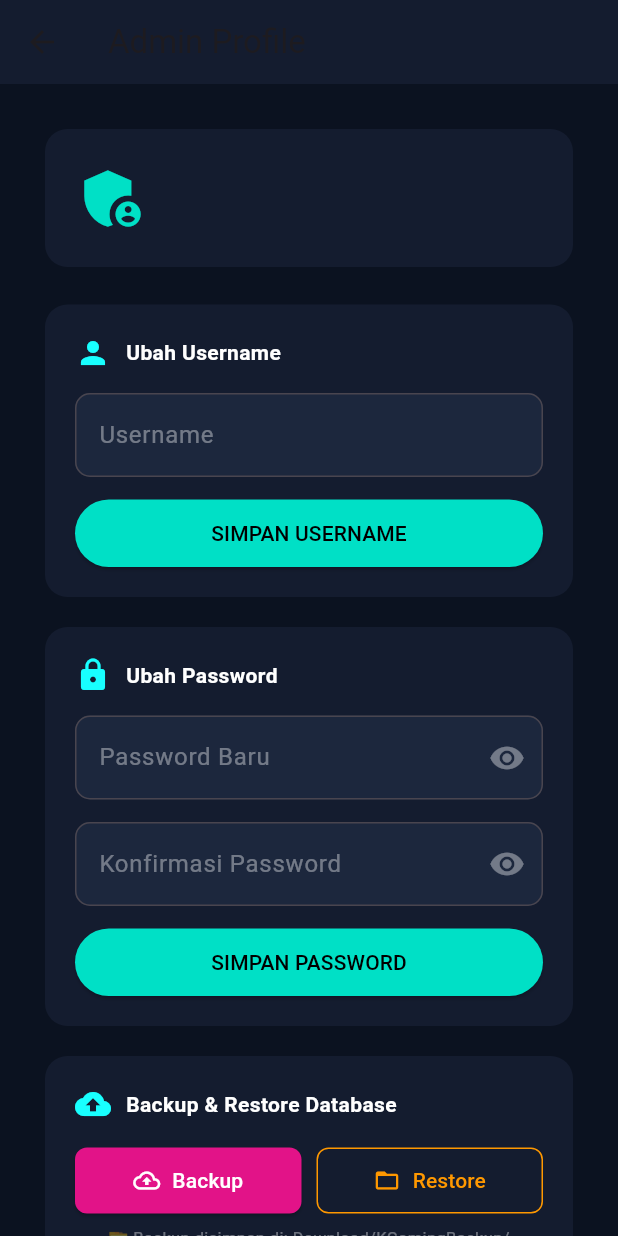
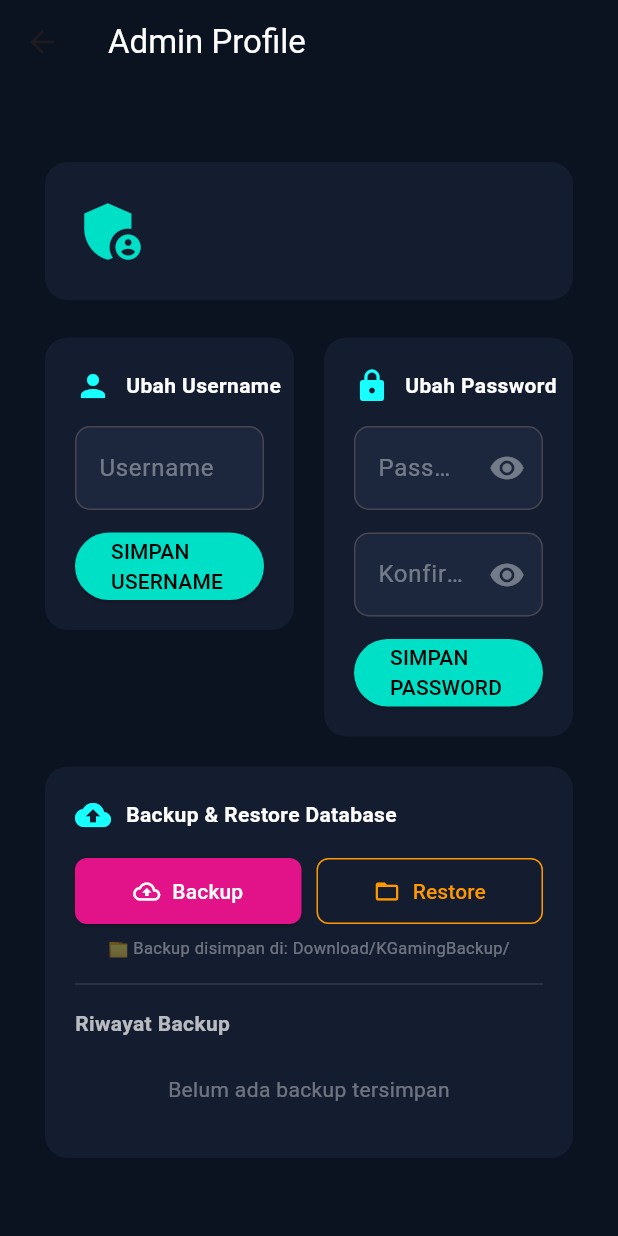
Before and after one commit to jepryanuslewi/k_gamingxcafe, a Flutter app: the EditProfileAdminScreen screen opened directly, on a phone screen of 412 x 824 dp. Run offline on Flutter 3.47's test engine with Material 3 defaults, Android fonts, the phone set to English and light mode, and no system bars; our stand-ins replace dropdown_search, file_picker, open_filex, pdf, permission_handler, share_plus and 2 more; missing offline and left inert: excel; accounts and stored records are empty.

Commit message:
Changes to be committed: 	modified:   lib/screens/dashboard/edit_profile_admin_screen.dart 	modified:   lib/services/database_service.dart 	modified:   lib/widgets/laporan/tabel_laporan_widget.dart 	modified:   lib/widgets/transaksi/transaksi_dialog.dart

```diff
--- a/lib/screens/dashboard/edit_profile_admin_screen.dart
+++ b/lib/screens/dashboard/edit_profile_admin_screen.dart
@@ -242,8 +242,11 @@ class _EditProfileAdminScreenState extends State<EditProfileAdminScreen> {
     return Scaffold(
       backgroundColor: const Color(0xff0b1220),
       appBar: AppBar(
-        backgroundColor: const Color(0xff141c2f),
-        title: const Text("Admin Profile"),
+        backgroundColor: const Color(0xff0b1220),
+        title: const Text(
+          "Admin Profile",
+          style: TextStyle(color: Colors.white),
+        ),
       ),
       body: Center(
         child: ConstrainedBox(
@@ -255,8 +258,12 @@ class _EditProfileAdminScreenState extends State<EditProfileAdminScreen> {
                 _profileHeader(user),
                 const SizedBox(height: 25),
 
+                Row(
+                  crossAxisAlignment: CrossAxisAlignment.start,
+                  children: [
                     // USERNAME
-                _card(
+                    Expanded(
+                      child: _card(
                         "Ubah Username",
                         Icons.person,
                         Column(
@@ -271,10 +278,11 @@ class _EditProfileAdminScreenState extends State<EditProfileAdminScreen> {
                           ],
                         ),
                       ),
-                const SizedBox(height: 20),
-
+                    ),
+                    const SizedBox(width: 20),
                     // PASSWORD
-                _card(
+                    Expanded(
+                      child: _card(
                         "Ubah Password",
                         Icons.lock,
                         Column(
@@ -295,7 +303,8 @@ class _EditProfileAdminScreenState extends State<EditProfileAdminScreen> {
                               isPassword: true,
                               show: _showConfirmPassword,
                               toggle: () => setState(
-                          () => _showConfirmPassword = !_showConfirmPassword,
+                                () => _showConfirmPassword =
+                                    !_showConfirmPassword,
                               ),
                             ),
                             const SizedBox(height: 15),
@@ -307,6 +316,10 @@ class _EditProfileAdminScreenState extends State<EditProfileAdminScreen> {
                           ],
                         ),
                       ),
+                    ),
+                  ],
+                ),
+
                 const SizedBox(height: 20),
 
                 // BACKUP & RESTORE
```
Also changed, not shown: lib/models/cafe/menu_bahan_model.dart (added, +16 -0 lines), lib/services/database_service.dart (+4 -10 lines), lib/widgets/laporan/tabel_laporan_widget.dart (+35 -26 lines), lib/widgets/transaksi/transaksi_dialog.dart (+94 -14 lines). Lines whose indentation alone changed are shown as unchanged.
